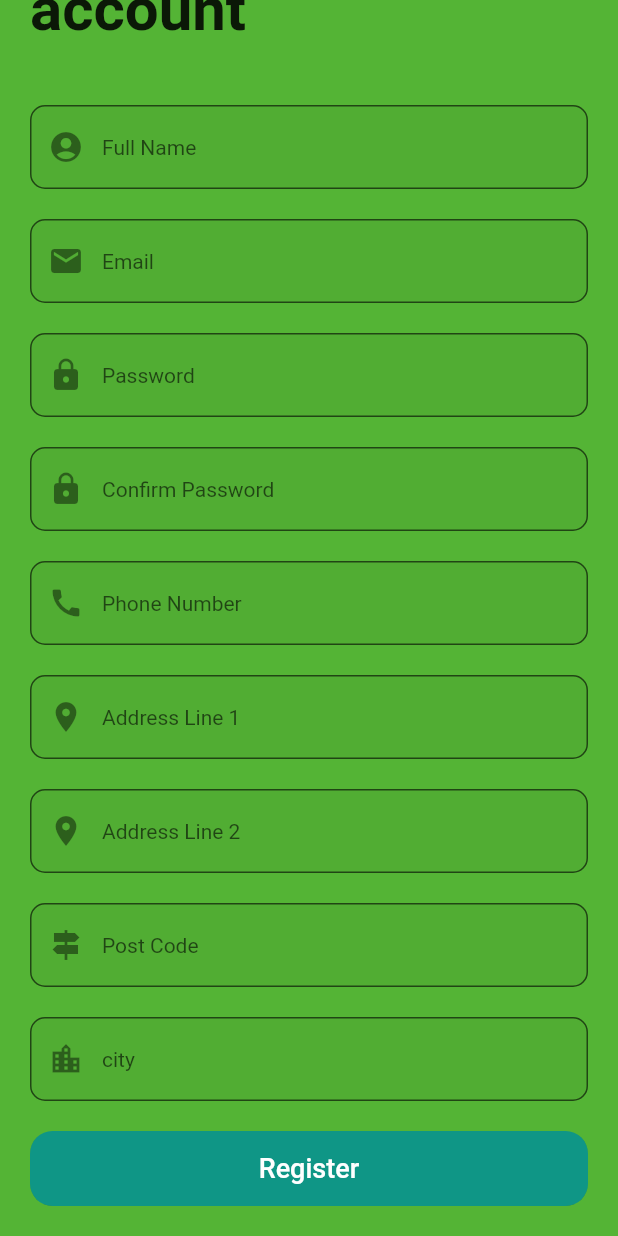
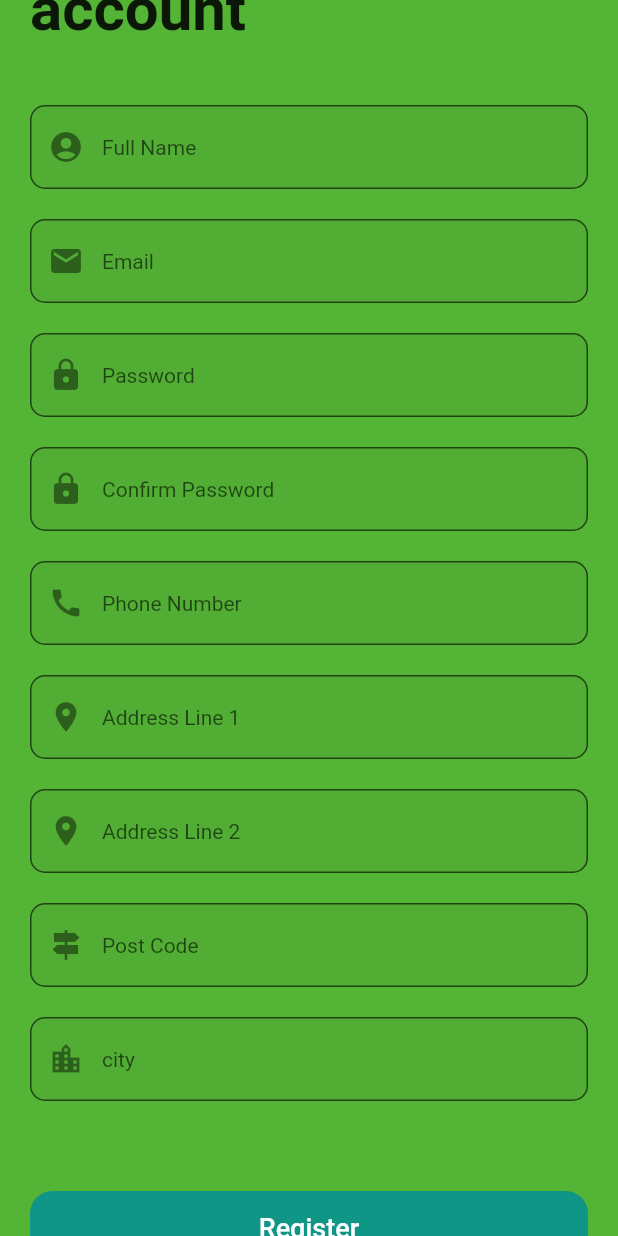
Before and after one commit to Gurung-Manish/HandyMan-Mobile, a Flutter app: the screen it shows after launch, scrolled down 124 dp, on a phone screen of 412 x 824 dp. Run offline on Flutter 3.47's test engine with Material 2 defaults, Android fonts, the light colour scheme and no system bars; our stand-ins replace bloc, flutter_bloc, freezed_annotation.

Commit message:
new push

```diff
--- a/lib/features/register/presentation/pages/register_page.dart
+++ b/lib/features/register/presentation/pages/register_page.dart
@@ -202,7 +202,7 @@ class RegisterPage extends StatelessWidget {
                       ),
                     ),
                     const SizedBox(
-                      height: 20,
+                      height: 60,
                     ),
                     Container(
                       height: 50,
```
